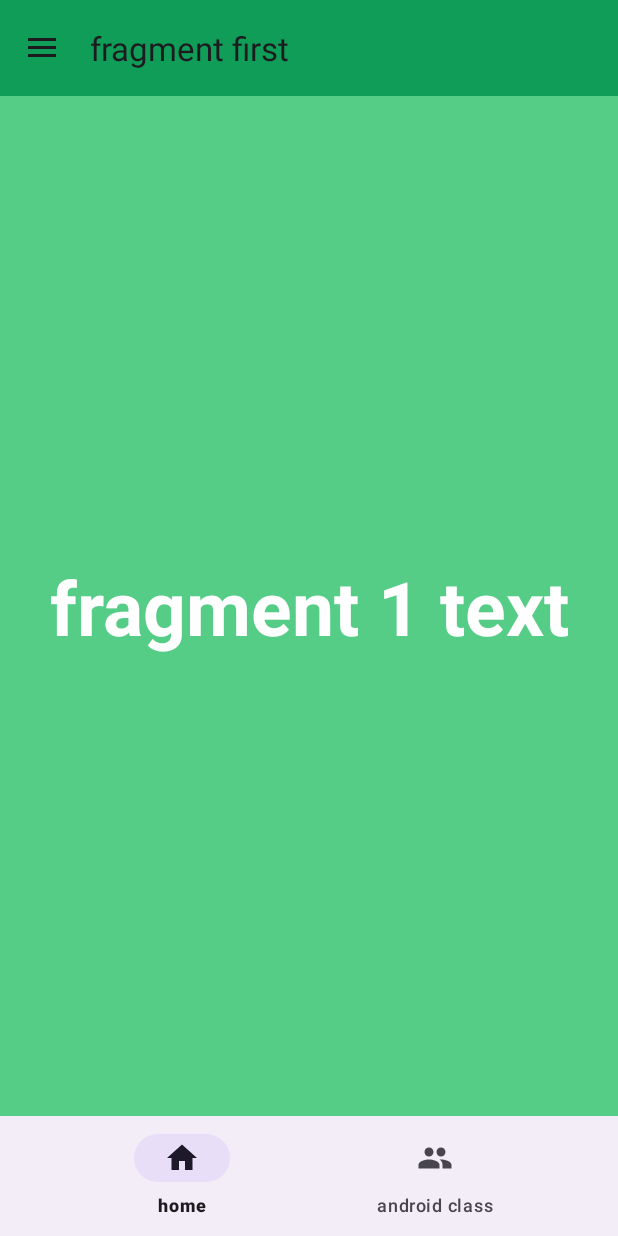
After one commit to hanarahmati/AndroidFanavari40205, an Android app: the FirstFragment screen opened directly, with no data from a screen before it, on a phone screen of 412 x 824 dp. The commit adds this screen. Run offline under Robolectric (Android 15) with nearby library versions, the phone set to English and light mode, and no system bars; our stand-ins replace navigation-ui.

Commit message:
session9 part1

```diff
--- a/app/src/main/AndroidManifest.xml
+++ b/app/src/main/AndroidManifest.xml
@@ -12,6 +12,9 @@
         android:supportsRtl="true"
         android:theme="@style/Theme.AndroidFanavari40205"
         tools:targetApi="31">
+        <activity
+            android:name=".NavigationActivity"
+            android:exported="false" />
         <activity
             android:name=".ComponentActivity"
             android:exported="false" />
--- a/app/src/main/java/co/fanavari/androidfanavari40205/DashboardActivity.kt
+++ b/app/src/main/java/co/fanavari/androidfanavari40205/DashboardActivity.kt
@@ -84,6 +84,11 @@ class DashboardActivity : AppCompatActivity() {
             startActivity(intent)
         }
 
+        binding.profileButton.setOnClickListener {
+            val intent = Intent(this, NavigationActivity::class.java)
+            startActivity(intent)
+        }
+
     }
 
     override fun onStart() {
--- /dev/null
+++ b/app/src/main/java/co/fanavari/androidfanavari40205/FirstFragment.kt
@@ -0,0 +1,40 @@
+package co.fanavari.androidfanavari40205
+
+import android.os.Bundle
+import androidx.fragment.app.Fragment
+import android.view.LayoutInflater
+import android.view.View
+import android.view.ViewGroup
+import androidx.navigation.Navigation
+import co.fanavari.androidfanavari40205.databinding.FragmentFirstBinding
+
+
+class FirstFragment : Fragment() {
+
+    private var _binding: FragmentFirstBinding? = null
+
+    private val binding get() = _binding!!
+
+    override fun onCreateView(
+        inflater: LayoutInflater, container: ViewGroup?,
+        savedInstanceState: Bundle?
+    ): View? {
+        _binding = FragmentFirstBinding.inflate(layoutInflater,
+            container, false)
+
+        val view = binding.root
+
+        binding.textViewFragment1.setOnClickListener {
+            val action = FirstFragmentDirections.actionFirstFragmentToSecondFragment(21)
+            Navigation.findNavController(view).navigate(action)
+        }
+        // Inflate the layout for this fragment
+        //return inflater.inflate(R.layout.fragment_first, container, false)
+        return view
+    }
+
+    override fun onDestroyView() {
+        super.onDestroyView()
+        _binding = null
+    }
+}
--- /dev/null
+++ b/app/src/main/java/co/fanavari/androidfanavari40205/NavigationActivity.kt
@@ -0,0 +1,80 @@
+package co.fanavari.androidfanavari40205
+
+import android.graphics.drawable.ColorDrawable
+import android.os.Build
+import androidx.appcompat.app.AppCompatActivity
+import android.os.Bundle
+import androidx.drawerlayout.widget.DrawerLayout
+import androidx.navigation.NavController
+import androidx.navigation.findNavController
+import androidx.navigation.fragment.NavHostFragment
+import androidx.navigation.ui.AppBarConfiguration
+import androidx.navigation.ui.navigateUp
+import androidx.navigation.ui.setupActionBarWithNavController
+import androidx.navigation.ui.setupWithNavController
+import co.fanavari.androidfanavari40205.databinding.ActivityNavigationBinding
+
+class NavigationActivity : AppCompatActivity() {
+    private lateinit var binding: ActivityNavigationBinding
+
+    private lateinit var navController: NavController
+    private lateinit var navHostFragment: NavHostFragment
+
+    private lateinit var drawerLayout: DrawerLayout
+    private lateinit var appBarConfig : AppBarConfiguration
+
+    private lateinit var listener: NavController.OnDestinationChangedListener
+
+    override fun onCreate(savedInstanceState: Bundle?) {
+        super.onCreate(savedInstanceState)
+        binding = ActivityNavigationBinding.inflate(layoutInflater)
+        setContentView(binding.root)
+
+        setSupportActionBar(binding.toolbar)
+
+        navHostFragment = supportFragmentManager.
+        findFragmentById(R.id.fragmentContainerView) as NavHostFragment
+        navController = navHostFragment.navController
+
+        drawerLayout = binding.drawerLayout
+
+        binding.navigationView.setupWithNavController(navController)
+        binding.bottomNavView.setupWithNavController(navController)
+
+        appBarConfig = AppBarConfiguration(navController.graph, drawerLayout)
+        setupActionBarWithNavController(navController, appBarConfig)
+
+        /*listener = NavController.OnDestinationChangedListener { controller, destination,
+                                                                arguments ->
+            if(destination.id == R.id.firstFragment){
+                if (Build.VERSION.SDK_INT >= Build.VERSION_CODES.M) {
+                    supportActionBar?.setBackgroundDrawable(ColorDrawable(getColor(R.color.green_500)))
+                }
+
+            }
+            else if (destination.id == R.id.secondFragment){
+                if (Build.VERSION.SDK_INT >= Build.VERSION_CODES.M) {
+                    supportActionBar?.setBackgroundDrawable(ColorDrawable(getColor(R.color.purple_200)))
+                }
+
+            }
+        }*/
+    }
+
+    override fun onPause() {
+        super.onPause()
+       // navController.addOnDestinationChangedListener(listener)
+    }
+
+    override fun onResume() {
+        super.onResume()
+        //navController.addOnDestinationChangedListener(listener)
+    }
+
+    override fun onSupportNavigateUp(): Boolean {
+        val navController = findNavController(R.id.fragmentContainerView)
+        return navController.navigateUp(appBarConfig) || super.onSupportNavigateUp()
+
+    }
+
+}
--- /dev/null
+++ b/app/src/main/res/layout/activity_navigation.xml
@@ -0,0 +1,57 @@
+<?xml version="1.0" encoding="utf-8"?>
+<androidx.drawerlayout.widget.DrawerLayout xmlns:android="http://schemas.android.com/apk/res/android"
+    xmlns:app="http://schemas.android.com/apk/res-auto"
+    xmlns:tools="http://schemas.android.com/tools"
+    android:id="@+id/drawerLayout"
+    android:layout_width="match_parent"
+    android:layout_height="match_parent"
+    tools:context=".NavigationActivity">
+
+    <androidx.constraintlayout.widget.ConstraintLayout
+        android:layout_width="match_parent"
+        android:layout_height="match_parent">
+
+
+        <com.google.android.material.appbar.MaterialToolbar
+            android:id="@+id/toolbar"
+            android:layout_width="match_parent"
+            android:layout_height="?attr/actionBarSize"
+            android:background="?attr/colorPrimary"
+            android:elevation="4dp"
+            android:theme="@style/ThemeOverlay.AppCompat.ActionBar"
+            app:layout_constraintStart_toStartOf="parent"
+            app:layout_constraintEnd_toEndOf="parent"
+            app:layout_constraintTop_toTopOf="parent"
+            app:layout_constraintBottom_toTopOf="@+id/fragmentContainerView"/>
+
+        <androidx.fragment.app.FragmentContainerView
+            android:id="@+id/fragmentContainerView"
+            android:name="androidx.navigation.fragment.NavHostFragment"
+            android:layout_width="match_parent"
+            android:layout_height="0dp"
+            app:defaultNavHost="true"
+            app:layout_constraintTop_toBottomOf="@+id/toolbar"
+            app:layout_constraintBottom_toTopOf="@id/bottomNavView"
+            app:layout_constraintStart_toStartOf="parent"
+            app:layout_constraintEnd_toEndOf="parent"
+            app:navGraph="@navigation/nav_graph"/>
+
+        <com.google.android.material.bottomnavigation.BottomNavigationView
+            android:id="@+id/bottomNavView"
+            android:layout_width="match_parent"
+            android:layout_height="wrap_content"
+            app:menu="@menu/bottom_nav"
+            app:layout_constraintTop_toBottomOf="@id/fragmentContainerView"
+            app:layout_constraintBottom_toBottomOf="parent"
+            app:layout_constraintStart_toStartOf="parent"
+            app:layout_constraintEnd_toEndOf="parent"/>
+
+    </androidx.constraintlayout.widget.ConstraintLayout>
+
+    <com.google.android.material.navigation.NavigationView
+        android:id="@+id/navigationView"
+        android:layout_width="wrap_content"
+        android:layout_height="match_parent"
+        android:layout_gravity="start"
+        app:menu="@menu/drawer_menu"/>
+</androidx.drawerlayout.widget.DrawerLayout>
--- /dev/null
+++ b/app/src/main/res/layout/fragment_first.xml
@@ -0,0 +1,28 @@
+<?xml version="1.0" encoding="utf-8"?>
+<FrameLayout xmlns:android="http://schemas.android.com/apk/res/android"
+    xmlns:tools="http://schemas.android.com/tools"
+    android:layout_width="match_parent"
+    android:layout_height="match_parent"
+    xmlns:app="http://schemas.android.com/apk/res-auto"
+    tools:context=".FirstFragment">
+
+    <androidx.constraintlayout.widget.ConstraintLayout
+        android:layout_width="match_parent"
+        android:layout_height="match_parent"
+        android:background="@color/green_200">
+
+        <TextView
+            android:id="@+id/textViewFragment1"
+            android:layout_width="wrap_content"
+            android:layout_height="wrap_content"
+            android:text="fragment 1 text"
+            android:textColor="@color/white"
+            android:textSize="50sp"
+            android:textStyle="bold"
+            app:layout_constraintBottom_toBottomOf="parent"
+            app:layout_constraintEnd_toEndOf="parent"
+            app:layout_constraintStart_toStartOf="parent"
+            app:layout_constraintTop_toTopOf="parent" />
+    </androidx.constraintlayout.widget.ConstraintLayout>
+
+</FrameLayout>
--- /dev/null
+++ b/app/src/main/res/menu/bottom_nav.xml
@@ -0,0 +1,11 @@
+<?xml version="1.0" encoding="utf-8"?>
+<menu xmlns:android="http://schemas.android.com/apk/res/android">
+    <item android:id="@+id/firstFragment"
+        android:title="home"
+        android:icon="@drawable/ic_home_24"/>
+
+
+    <item android:id="@+id/secondFragment"
+        android:title="android class"
+        android:icon="@drawable/ic_group_24"/>
+</menu>
--- /dev/null
+++ b/app/src/main/res/menu/drawer_menu.xml
@@ -0,0 +1,13 @@
+<?xml version="1.0" encoding="utf-8"?>
+<menu xmlns:android="http://schemas.android.com/apk/res/android">
+    <item
+        android:id="@+id/firstFragment"
+        android:title="first fragment"
+        />
+
+    <item
+        android:id="@+id/secondFragment"
+        android:title="second fragment"
+
+        />
+</menu>
--- /dev/null
+++ b/app/src/main/res/navigation/nav_graph.xml
@@ -0,0 +1,30 @@
+<?xml version="1.0" encoding="utf-8"?>
+<navigation xmlns:android="http://schemas.android.com/apk/res/android"
+    xmlns:app="http://schemas.android.com/apk/res-auto"
+    xmlns:tools="http://schemas.android.com/tools"
+    android:id="@+id/nav_graph"
+    app:startDestination="@id/firstFragment">
+
+    <fragment
+        android:id="@+id/firstFragment"
+        android:name="co.fanavari.androidfanavari40205.FirstFragment"
+        android:label="fragment first"
+        tools:layout="@layout/fragment_first" >
+        <action
+            android:id="@+id/action_firstFragment_to_secondFragment"
+            app:destination="@id/secondFragment" />
+    </fragment>
+    <fragment
+        android:id="@+id/secondFragment"
+        android:name="co.fanavari.androidfanavari40205.SecondFragment"
+        android:label="fragment_second"
+        tools:layout="@layout/fragment_second" >
+        <argument
+            android:name="classNo"
+            app:argType="integer"
+            />
+        <action
+            android:id="@+id/action_secondFragment_to_firstFragment"
+            app:destination="@id/firstFragment" />
+    </fragment>
+</navigation>
```
Also changed, not shown: app/build.gradle (+12 -2 lines), app/src/main/java/co/fanavari/androidfanavari40205/SecondFragment.kt (added, +47 -0 lines), app/src/main/res/layout/fragment_second.xml (added, +28 -0 lines), build.gradle (+10 -0 lines).
